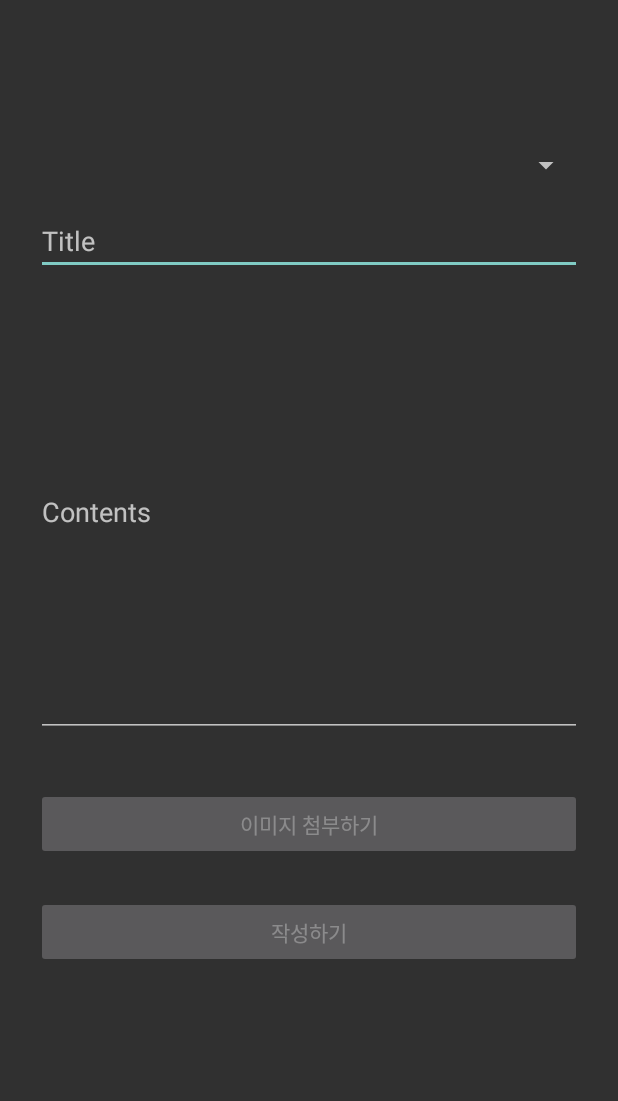
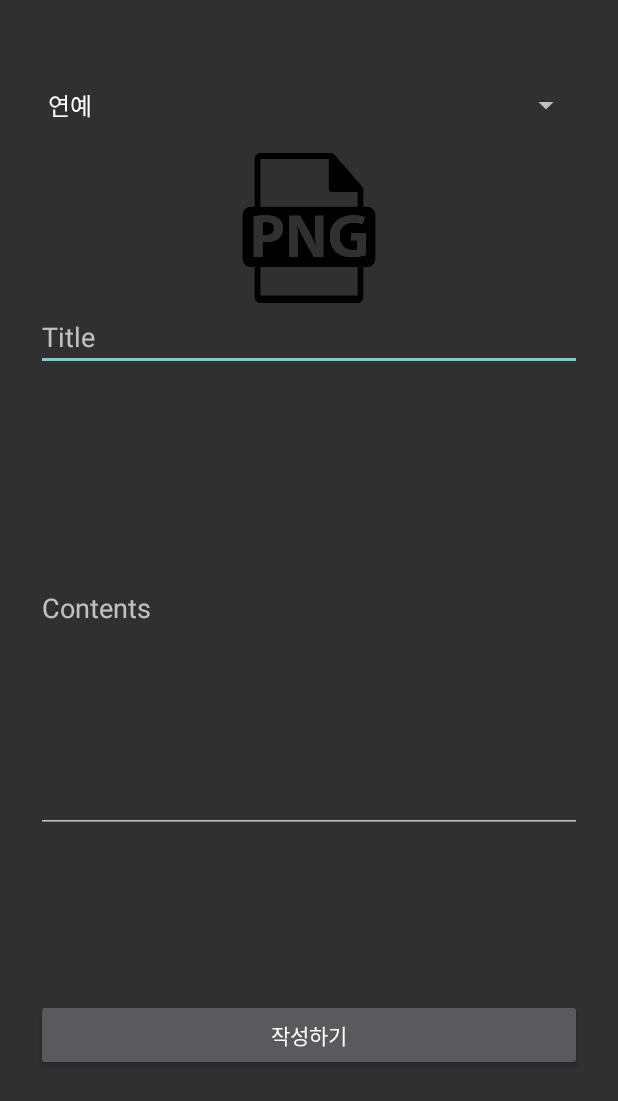
Before and after one commit to jinlee1703/yu_SoftwareDesign, an Android app: the NewsFormActivity screen opened directly, with no data from a screen before it, on a phone screen of 412 x 824 dp. Shown: the top 1101 px of the screen. Run offline under Robolectric (Android 15) with nearby library versions, the phone set to English and light mode, and no system bars.

Commit message:
feat: news form

```diff
--- a/app/build.gradle
+++ b/app/build.gradle
@@ -40,4 +40,8 @@ dependencies {
 
     // chip 사용을 위한 dependencies
     implementation 'com.google.android.material:material:1.1.0'
+
+    // glide 라이브러리 추가 - 참고: https://github.com/bumptech/glide
+    implementation 'com.github.bumptech.glide:glide:4.12.0'
+    annotationProcessor 'com.github.bumptech.glide:compiler:4.12.0'
 }
--- a/app/src/main/AndroidManifest.xml
+++ b/app/src/main/AndroidManifest.xml
@@ -1,6 +1,9 @@
 <?xml version="1.0" encoding="utf-8"?>
 <manifest xmlns:android="http://schemas.android.com/apk/res/android"
     package="com.example.news_application">
+
+    <uses-permission android:name="android.permission.WRITE_EXTERNAL_STORAGE" />
+    <uses-permission android:name="android.permission.READ_EXTERNAL_STORAGE" />
 
     <application
         android:allowBackup="true"
--- a/app/src/main/java/com/example/news_application/activity/MenuActivity.java
+++ b/app/src/main/java/com/example/news_application/activity/MenuActivity.java
@@ -33,7 +33,6 @@ public class MenuActivity extends AppCompatActivity {
         for (int i = 0; i < 5; i ++) {
             btn[i] = (Button) findViewById(btnId[i]);
         }
-
         setTextViews(DB.loginUser.getUserRole());
         setButtons(DB.loginUser.getUserRole());
 
--- a/app/src/main/java/com/example/news_application/activity/NewsFormActivity.java
+++ b/app/src/main/java/com/example/news_application/activity/NewsFormActivity.java
@@ -1,19 +1,34 @@
 package com.example.news_application.activity;
 
+import androidx.annotation.Nullable;
 import androidx.appcompat.app.AppCompatActivity;
 
+import android.content.Intent;
+import android.graphics.Bitmap;
+import android.graphics.drawable.BitmapDrawable;
 import android.media.Image;
 import android.os.Bundle;
+import android.view.View;
+import android.widget.ArrayAdapter;
 import android.widget.Button;
 import android.widget.EditText;
+import android.widget.ImageView;
+import android.widget.Spinner;
+import android.widget.Toast;
 
+import com.bumptech.glide.Glide;
 import com.example.news_application.R;
+import com.example.news_application.db.DB;
 import com.example.news_application.obj.News;
 
+import java.io.ByteArrayOutputStream;
+import java.util.ArrayList;
+
 public class NewsFormActivity extends AppCompatActivity {
+    private Spinner categorySpinner;
     private EditText titleText;
     private EditText contentText;
-    private Button imgBtn;
+    private ImageView imageView;
     private Button writeBtn;
     private News news;
 
@@ -21,6 +36,55 @@ public class NewsFormActivity extends AppCompatActivity {
     protected void onCreate(Bundle savedInstanceState) {
         super.onCreate(savedInstanceState);
         setContentView(R.layout.activity_news_form);
+
+        categorySpinner = (Spinner) findViewById(R.id.newsform_categorySpinner);
+        titleText = (EditText) findViewById(R.id.newsform_titleText);
+        contentText = (EditText) findViewById(R.id.newsform_contentText);
+        imageView = (ImageView) findViewById(R.id.newsform_imageView);
+        writeBtn = (Button) findViewById(R.id.newsform_writeBtn);
+
+        setNewsCategory();
+
+        imageView.setOnClickListener(new View.OnClickListener() {
+            @Override
+            public void onClick(View view) {
+//                imageView.setImageBitmap();
+                Intent intent = new Intent();
+                intent.setType("image/*");
+                intent.setAction(Intent.ACTION_GET_CONTENT);
+                startActivityForResult(intent, 0);
+            }
+        });
+
+        writeBtn.setOnClickListener(new View.OnClickListener() {
+            @Override
+            public void onClick(View view) {
+                Bitmap bitmap = ((BitmapDrawable)imageView.getDrawable()).getBitmap();
+                ByteArrayOutputStream stream = new ByteArrayOutputStream();
+                bitmap.compress(Bitmap.CompressFormat.PNG, 100, stream);
+
+                if ((! titleText.getText().toString().equals("")) && (! contentText.getText().toString().equals(""))) {
+                    if (DB.writeNews(new News(titleText.getText().toString(), contentText.getText().toString(), stream.toByteArray()))) {
+                        Toast.makeText(NewsFormActivity.this, "작성 완료!!!", Toast.LENGTH_SHORT).show();
+                        finish();
+                    } else {
+                        Toast.makeText(NewsFormActivity.this, "작성 실패!!!", Toast.LENGTH_SHORT).show();
+                    }
+                } else {
+                    Toast.makeText(NewsFormActivity.this, "제목과 내용을 입력해주세요.", Toast.LENGTH_SHORT).show();
+                }
+            }
+        });
+    }
+
+    @Override
+    protected void onActivityResult(int requestCode, int resultCode, @Nullable Intent data) {
+        super.onActivityResult(requestCode, resultCode, data);
+        if (requestCode == 0) {
+            if (resultCode == RESULT_OK) {
+                Glide.with(getApplicationContext()).load(data.getData()).override(imageView.getWidth(), imageView.getHeight()).into(imageView);
+            }
+        }
     }
 
     public void findImage() {
@@ -30,4 +94,10 @@ public class NewsFormActivity extends AppCompatActivity {
     public void writeNews() {
 
     }
+
+    public void setNewsCategory() {
+        ArrayList<String> newsCategory = DB.getNewsCategory();
+        ArrayAdapter<String> adapter = new ArrayAdapter<String>(getApplicationContext(), android.R.layout.simple_spinner_dropdown_item, newsCategory);
+        categorySpinner.setAdapter(adapter);
+    }
 }
--- a/app/src/main/java/com/example/news_application/obj/User.java
+++ b/app/src/main/java/com/example/news_application/obj/User.java
@@ -9,7 +9,7 @@ public class User {
     private int userRole;
     private ArrayList<String> hashtag;
 
-    public User(int userNum, String userId, String userName, int userRole, ArrayList<String> hashtag) {
+    public User(int userNo, String userId, String userName, int userRole, ArrayList<String> hashtag) {
         this.userNo = userNo;
         this.userId = userId;
         this.userName = userName;
@@ -17,7 +17,7 @@ public class User {
         this.hashtag = hashtag;
     }
 
-    public User(int role) {
+    public User() {
         this.userNo = 0;
         this.userId = "admin";
         this.userName = "관리자";
@@ -25,7 +25,7 @@ public class User {
         this.hashtag = null;
     }
 
-    public int getUserNum() {
+    public int getUserNo() {
         return userNo;
     }
 
--- a/app/src/main/res/layout/activity_news_form.xml
+++ b/app/src/main/res/layout/activity_news_form.xml
@@ -7,10 +7,10 @@
     tools:context=".activity.NewsFormActivity">
 
     <androidx.appcompat.widget.AppCompatSpinner
-        android:id="@+id/categorySpinner"
+        android:id="@+id/newsform_categorySpinner"
         android:layout_width="match_parent"
         android:layout_height="40dp"
-        android:layout_marginTop="90dp"
+        android:layout_marginTop="50dp"
         android:layout_marginLeft="24dp"
         android:layout_marginRight="24dp"
         app:layout_constraintTop_toTopOf="parent"
@@ -18,10 +18,9 @@
         />
 
     <EditText
-        android:id="@+id/titleText"
+        android:id="@+id/newsform_titleText"
         android:layout_width="match_parent"
         android:layout_height="wrap_content"
-        android:layout_marginTop="8dp"
         android:layout_marginLeft="24dp"
         android:layout_marginRight="24dp"
         android:hint="Title"
@@ -30,10 +29,10 @@
         app:layout_constraintEnd_toEndOf="parent"
         app:layout_constraintHorizontal_bias="1.0"
         app:layout_constraintStart_toStartOf="parent"
-        app:layout_constraintTop_toBottomOf="@+id/categorySpinner" />
+        app:layout_constraintTop_toBottomOf="@+id/newsform_imageView" />
 
     <EditText
-        android:id="@+id/contentText"
+        android:id="@+id/newsform_contentText"
         android:layout_width="match_parent"
         android:layout_height="300dp"
         android:layout_marginTop="8dp"
@@ -45,33 +44,30 @@
         app:layout_constraintEnd_toEndOf="parent"
         app:layout_constraintHorizontal_bias="1.0"
         app:layout_constraintStart_toStartOf="parent"
-        app:layout_constraintTop_toBottomOf="@+id/titleText" />
+        app:layout_constraintTop_toBottomOf="@+id/newsform_titleText" />
+
+    <ImageView
+        android:id="@+id/newsform_imageView"
+        android:layout_width="match_parent"
+        android:layout_height="100dp"
+        android:layout_marginTop="12dp"
+        android:layout_marginLeft="24dp"
+        android:layout_marginRight="24dp"
+        android:src="@drawable/default_news_img"
+        app:layout_constraintEnd_toEndOf="parent"
+        app:layout_constraintHorizontal_bias="0.056"
+        app:layout_constraintStart_toStartOf="parent"
+        app:layout_constraintTop_toBottomOf="@+id/newsform_categorySpinner" />
 
     <Button
-        android:id="@+id/imgBtn"
+        android:id="@+id/newsform_writeBtn"
         android:layout_width="match_parent"
         android:layout_height="wrap_content"
         android:layout_marginLeft="24dp"
         android:layout_marginRight="24dp"
-        android:enabled="false"
-        android:text="이미지 첨부하기"
-        app:layout_constraintBottom_toBottomOf="parent"
-        app:layout_constraintEnd_toEndOf="parent"
-        app:layout_constraintStart_toStartOf="parent"
-        app:layout_constraintTop_toBottomOf="@+id/contentText"
-        app:layout_constraintVertical_bias="0.119" />
-
-    <Button
-        android:id="@+id/writeBtn"
-        android:layout_width="match_parent"
-        android:layout_height="wrap_content"
-        android:layout_marginLeft="24dp"
-        android:layout_marginRight="24dp"
-        android:enabled="false"
         android:text="작성하기"
         app:layout_constraintBottom_toBottomOf="parent"
         app:layout_constraintEnd_toEndOf="parent"
         app:layout_constraintStart_toStartOf="parent"
-        app:layout_constraintTop_toBottomOf="@+id/imgBtn"
-        app:layout_constraintVertical_bias="0.119" />
+        app:layout_constraintTop_toBottomOf="@+id/newsform_contentText" />
 </androidx.constraintlayout.widget.ConstraintLayout>
```
Also changed, not shown: app/src/main/java/com/example/news_application/db/DB.java (+56 -3 lines), app/src/main/java/com/example/news_application/obj/News.java (+20 -4 lines), app/src/main/res/drawable/default_news_img.png (added).
